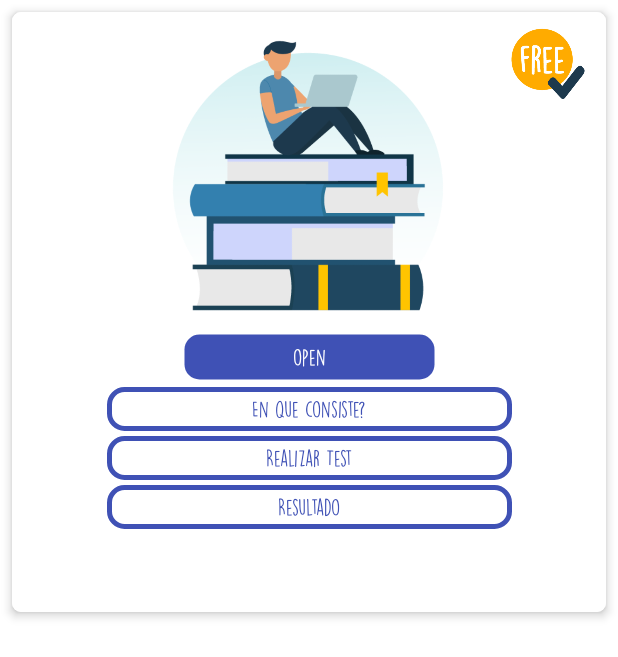
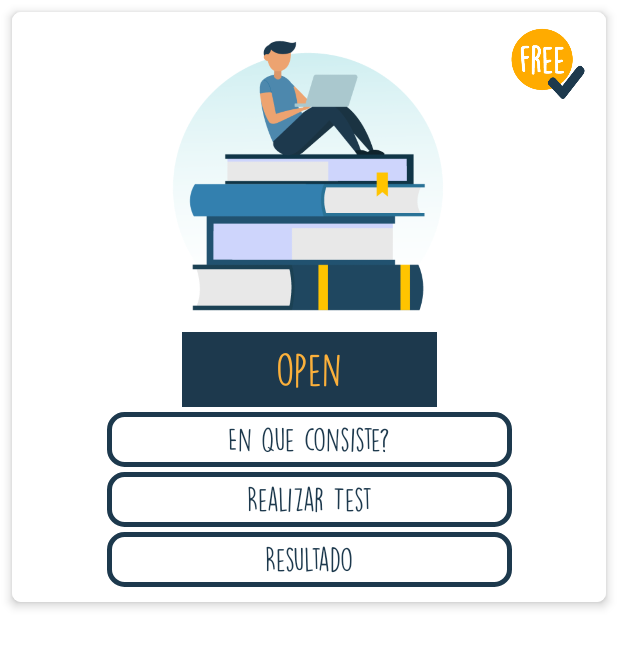
Before and after one commit to fosella11/TestVocacional_kt, an Android app: the layout products_list_item.xml on its own in the app's theme, with its tools: preview values and no code run, on a phone screen of 412 x 824 dp. Shown: the top 657 px of the screen. Run offline under Robolectric (Android 15) with nearby library versions, the phone set to English and light mode, and no system bars.

Commit message:
Added new styles and minors fixes on question and product item

```diff
--- a/app/src/main/java/com/softf/vocacional/ui/result/ResultTestViewModel.kt
+++ b/app/src/main/java/com/softf/vocacional/ui/result/ResultTestViewModel.kt
@@ -44,7 +44,7 @@ class ResultTestViewModel(private val appRepository: AppRepository) : ViewModel(
                         it.testId == 2 && it.isResponded
                     }
                     // 0 .. 100
-                    if (questions.size != 79) {
+                    if (questions.size != 80) {
                         resultNotReady.postValue(SingleEvent(true))
                         return@launch
                     }
@@ -73,8 +73,8 @@ class ResultTestViewModel(private val appRepository: AppRepository) : ViewModel(
 
     private fun createListTestTwo(arrayList: ArrayList<String>): List<Result> {
         var results = ArrayList<Result>()
-        val r1 = Result(arrayList[0], "Mas apto")
-        val r2 = Result(arrayList[1], "Segunda opcion")
+        val r1 = Result(arrayList[0], "Primer opción")
+        val r2 = Result(arrayList[1], "Segunda opción")
         results.add(r1)
         results.add(r2)
         return results
--- a/app/src/main/res/drawable/blue_rect_filled.xml
+++ b/app/src/main/res/drawable/blue_rect_filled.xml
@@ -1,6 +1,6 @@
 <?xml version="1.0" encoding="utf-8"?>
 <shape xmlns:android="http://schemas.android.com/apk/res/android">
-    <solid android:color="#3F51B5"/>
+    <solid android:color="@color/blue"/>
     <corners android:radius="10dp"/>
     <stroke android:width="3dp"
             android:color="@android:color/transparent"/>
--- a/app/src/main/res/drawable/transparent_rect_filled.xml
+++ b/app/src/main/res/drawable/transparent_rect_filled.xml
@@ -3,5 +3,5 @@
     <solid android:color="@android:color/transparent"/>
     <corners android:radius="10dp"/>
     <stroke android:width="3dp"
-            android:color="#3F51B5"/>
+            android:color="@color/blue"/>
 </shape>
--- a/app/src/main/res/layout/products_list_item.xml
+++ b/app/src/main/res/layout/products_list_item.xml
@@ -20,7 +20,7 @@
 
     <androidx.cardview.widget.CardView
         android:layout_width="match_parent"
-        android:layout_height="400dp"
+        android:layout_height="wrap_content"
         android:layout_marginStart="8dp"
         android:layout_marginTop="8dp"
         android:layout_marginEnd="8dp"
@@ -45,7 +45,7 @@
                 android:layout_marginStart="8dp"
                 android:layout_marginTop="8dp"
                 android:layout_marginEnd="8dp"
-                android:scaleType="fitXY"
+                android:scaleType="fitCenter"
                 app:defaultImage="@{product.defaultImage}"
                 app:imageUrl="@{product.image}"
                 app:layout_constraintEnd_toEndOf="parent"
@@ -58,10 +58,11 @@
                 android:id="@+id/stateTextView"
                 android:layout_width="170dp"
                 android:layout_height="wrap_content"
-                android:background="@drawable/blue_rect_filled"
+                android:background="@color/blue"
                 android:gravity="center"
                 android:padding="8dp"
-                android:textColor="@color/white"
+                android:textColor="@color/orange"
+                android:textSize="@dimen/tittles"
                 app:layout_constraintEnd_toEndOf="parent"
                 app:layout_constraintStart_toStartOf="parent"
                 app:layout_constraintTop_toBottomOf="@+id/imageProduct"
@@ -79,6 +80,7 @@
                 android:padding="6dp"
                 android:text="@string/more_info"
                 android:textColor="@color/blue"
+                android:textSize="@dimen/buttons"
                 app:layout_constraintBottom_toTopOf="@+id/runTestButtonTextView"
                 app:layout_constraintEnd_toEndOf="parent"
                 app:layout_constraintHorizontal_bias="0.501"
@@ -97,6 +99,7 @@
                 android:padding="6dp"
                 android:text="@string/run_test"
                 android:textColor="@color/blue"
+                android:textSize="@dimen/buttons"
                 app:layout_constraintEnd_toEndOf="parent"
                 app:layout_constraintStart_toStartOf="parent"
                 app:layout_constraintTop_toBottomOf="@+id/moreInfoButtonTextView"
@@ -113,6 +116,7 @@
                 android:padding="6dp"
                 android:text="@string/result"
                 android:textColor="@color/blue"
+                android:textSize="@dimen/buttons"
                 android:visibility="@{product.free ? View.VISIBLE : View.GONE}"
                 app:layout_constraintEnd_toEndOf="parent"
                 app:layout_constraintStart_toStartOf="parent"
--- a/app/src/main/res/values/colors.xml
+++ b/app/src/main/res/values/colors.xml
@@ -12,8 +12,10 @@
     <color name="underLineColor">#78797A</color>
     <color name="green">#8BC34A</color>
     <color name="red">#F44336</color>
+    <color name="orange">#FBB03B</color>
 
-    <color name="blue">#3F51B5</color>
+
+    <color name="blue">#1D394D</color>
     <color name="long_text_color">#747474</color>
 
     <color name="textColor">#2f3640</color>
--- a/app/src/main/res/values/dimens.xml
+++ b/app/src/main/res/values/dimens.xml
@@ -1,4 +1,8 @@
 <?xml version="1.0" encoding="utf-8"?>
 <resources>
     <dimen name="tittles_size">20sp</dimen>
+    <dimen name="tittles">28sp</dimen>
+    <dimen name="buttons">20sp</dimen>
+    <dimen name="explination">18sp</dimen>
+    <dimen name="spacingMoreInfoAndQuestionText">5sp</dimen>
 </resources>
```
Also changed, not shown: app/src/main/java/com/softf/vocacional/utils/BindingAdapters.kt (+12 -0 lines), app/src/main/res/layout/fragment_more_information.xml (+6 -4 lines), app/src/main/res/layout/questions_list_item.xml (+4 -3 lines).
